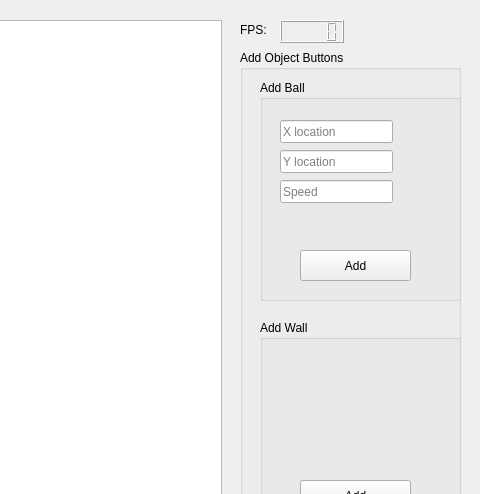
Thalyonn/Ballwalls, file mainwindow.ui: the form before one commit; both pictures show x 1070 to 1550 and y 0 to 494 of the 1550 by 740 pixel window.
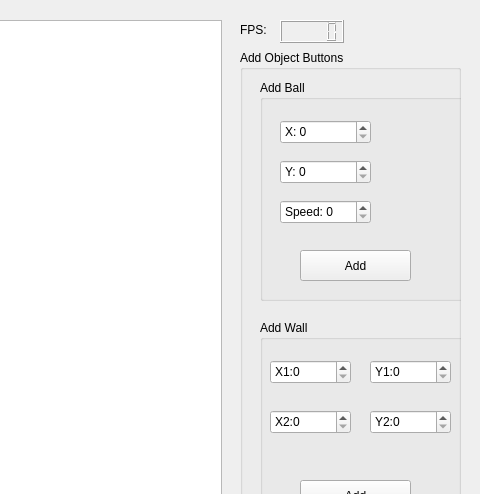
The form after the commit.

Commit message: replace textedit with spinboxes

```diff
--- a/mainwindow.ui
+++ b/mainwindow.ui
@@ -61,43 +61,52 @@
        <string>Add</string>
       </property>
      </widget>
-     <widget class="QLineEdit" name="ballX">
+     <widget class="QSpinBox" name="ballX">
       <property name="geometry">
        <rect>
         <x>20</x>
         <y>40</y>
-        <width>113</width>
-        <height>23</height>
+        <width>91</width>
+        <height>24</height>
        </rect>
       </property>
-      <property name="placeholderText">
-       <string>X location</string>
+      <property name="prefix">
+       <string>X: </string>
       </property>
+      <property name="maximum">
+       <number>1280</number>
+      </property>
      </widget>
-     <widget class="QLineEdit" name="ballY">
+     <widget class="QSpinBox" name="ballY">
       <property name="geometry">
        <rect>
         <x>20</x>
-        <y>70</y>
-        <width>113</width>
-        <height>23</height>
+        <y>80</y>
+        <width>91</width>
+        <height>24</height>
        </rect>
       </property>
-      <property name="placeholderText">
-       <string>Y location</string>
+      <property name="prefix">
+       <string>Y: </string>
       </property>
+      <property name="maximum">
+       <number>720</number>
+      </property>
      </widget>
-     <widget class="QLineEdit" name="ballSpeed">
+     <widget class="QSpinBox" name="ballSpeed">
       <property name="geometry">
        <rect>
         <x>20</x>
-        <y>100</y>
-        <width>113</width>
-        <height>23</height>
+        <y>120</y>
+        <width>91</width>
+        <height>24</height>
        </rect>
       </property>
-      <property name="placeholderText">
-       <string>Speed</string>
+      <property name="prefix">
+       <string>Speed: </string>
+      </property>
+      <property name="maximum">
+       <number>500</number>
       </property>
      </widget>
     </widget>
@@ -126,6 +135,70 @@
        <string>Add</string>
       </property>
      </widget>
+     <widget class="QSpinBox" name="wallX1">
+      <property name="geometry">
+       <rect>
+        <x>10</x>
+        <y>40</y>
+        <width>81</width>
+        <height>24</height>
+       </rect>
+      </property>
+      <property name="prefix">
+       <string>X1:</string>
+      </property>
+      <property name="maximum">
+       <number>1280</number>
+      </property>
+     </widget>
+     <widget class="QSpinBox" name="wallY1">
+      <property name="geometry">
+       <rect>
+        <x>110</x>
+        <y>40</y>
+        <width>81</width>
+        <height>24</height>
+       </rect>
+      </property>
+      <property name="prefix">
+       <string>Y1:</string>
+      </property>
+      <property name="maximum">
+       <number>720</number>
+      </property>
+     </widget>
+     <widget class="QSpinBox" name="wallX2">
+      <property name="geometry">
+       <rect>
+        <x>10</x>
+        <y>90</y>
+        <width>81</width>
+        <height>24</height>
+       </rect>
+      </property>
+      <property name="prefix">
+       <string>X2:</string>
+      </property>
+      <property name="maximum">
+       <number>1280</number>
+      </property>
+     </widget>
+     <widget class="QSpinBox" name="wallY2">
+      <property name="geometry">
+       <rect>
+        <x>110</x>
+        <y>90</y>
+        <width>81</width>
+        <height>24</height>
+       </rect>
+      </property>
+      <property name="prefix">
+       <string>Y2:</string>
+      </property>
+      <property name="maximum">
+       <number>720</number>
+      </property>
+     </widget>
     </widget>
    </widget>
    <widget class="QLabel" name="label">
```
